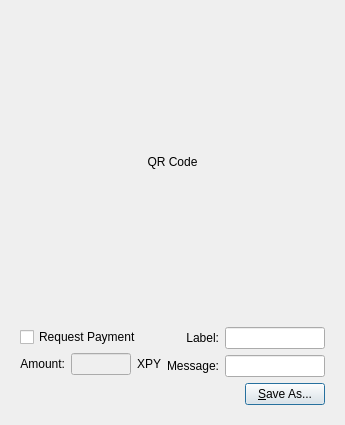
First picture: the form in src/qt/forms/qrcodedialog.ui, repository richardyc/rcoin, before the edit.
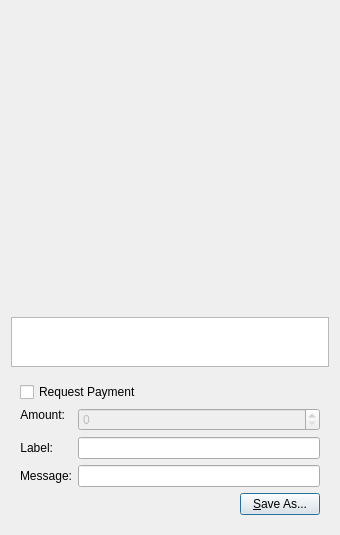
Second picture: the form after the edit. Custom widgets are drawn as their Qt base class.

```diff
--- a/src/qt/forms/qrcodedialog.ui
+++ b/src/qt/forms/qrcodedialog.ui
@@ -6,8 +6,8 @@
    <rect>
     <x>0</x>
     <y>0</y>
-    <width>334</width>
-    <height>425</height>
+    <width>340</width>
+    <height>530</height>
    </rect>
   </property>
   <property name="windowTitle">
@@ -28,8 +28,8 @@
        <height>300</height>
       </size>
      </property>
-     <property name="text">
-      <string>QR Code</string>
+     <property name="textFormat">
+      <enum>Qt::PlainText</enum>
      </property>
      <property name="alignment">
       <set>Qt::AlignCenter</set>
@@ -39,14 +39,32 @@
      </property>
     </widget>
    </item>
+   <item>
+    <widget class="QPlainTextEdit" name="outUri">
+     <property name="sizePolicy">
+      <sizepolicy hsizetype="Expanding" vsizetype="Minimum">
+       <horstretch>0</horstretch>
+       <verstretch>0</verstretch>
+      </sizepolicy>
+     </property>
+     <property name="minimumSize">
+      <size>
+       <width>0</width>
+       <height>50</height>
+      </size>
+     </property>
+     <property name="tabChangesFocus">
+      <bool>true</bool>
+     </property>
+     <property name="textInteractionFlags">
+      <set>Qt::TextSelectableByKeyboard|Qt::TextSelectableByMouse</set>
+     </property>
+    </widget>
+   </item>
    <item>
     <widget class="QWidget" name="widget" native="true">
      <layout class="QVBoxLayout" name="verticalLayout_2">
       <item>
-       <layout class="QHBoxLayout" name="horizontalLayout_2">
-        <item>
-         <layout class="QVBoxLayout" name="verticalLayout">
-          <item>
            <widget class="QCheckBox" name="chkReqPayment">
             <property name="enabled">
              <bool>true</bool>
@@ -57,69 +75,18 @@
            </widget>
           </item>
           <item>
-           <layout class="QHBoxLayout" name="horizontalLayout">
-            <item>
-             <widget class="QLabel" name="lblAmount">
-              <property name="sizePolicy">
-               <sizepolicy hsizetype="Preferred" vsizetype="Maximum">
-                <horstretch>0</horstretch>
-                <verstretch>0</verstretch>
-               </sizepolicy>
-              </property>
-              <property name="text">
-               <string>Amount:</string>
-              </property>
-              <property name="alignment">
-               <set>Qt::AlignRight|Qt::AlignTrailing|Qt::AlignVCenter</set>
-              </property>
-              <property name="buddy">
-               <cstring>lnReqAmount</cstring>
-              </property>
-             </widget>
-            </item>
-            <item>
-             <widget class="QLineEdit" name="lnReqAmount">
-              <property name="enabled">
-               <bool>false</bool>
-              </property>
-              <property name="minimumSize">
-               <size>
-                <width>60</width>
-                <height>0</height>
-               </size>
-              </property>
-              <property name="alignment">
-               <set>Qt::AlignRight|Qt::AlignTrailing|Qt::AlignVCenter</set>
-              </property>
-             </widget>
-            </item>
-            <item>
-             <widget class="QLabel" name="lblBTC">
-              <property name="sizePolicy">
-               <sizepolicy hsizetype="Preferred" vsizetype="Maximum">
-                <horstretch>0</horstretch>
-                <verstretch>0</verstretch>
-               </sizepolicy>
-              </property>
-              <property name="text">
-               <string>XPY</string>
-              </property>
-              <property name="buddy">
-               <cstring>lnReqAmount</cstring>
-              </property>
-             </widget>
-            </item>
-           </layout>
-          </item>
-         </layout>
-        </item>
-        <item>
-         <layout class="QGridLayout" name="gridLayout">
-          <item row="0" column="0">
+       <layout class="QFormLayout" name="formLayout">
+        <property name="fieldGrowthPolicy">
+         <enum>QFormLayout::AllNonFixedFieldsGrow</enum>
+        </property>
+        <item row="1" column="0">
            <widget class="QLabel" name="lblLabel">
             <property name="text">
              <string>Label:</string>
             </property>
+          <property name="textFormat">
+           <enum>Qt::PlainText</enum>
+          </property>
             <property name="alignment">
              <set>Qt::AlignRight|Qt::AlignTrailing|Qt::AlignVCenter</set>
             </property>
@@ -128,21 +95,17 @@
             </property>
            </widget>
           </item>
-          <item row="0" column="1">
-           <widget class="QLineEdit" name="lnLabel">
-            <property name="minimumSize">
-             <size>
-              <width>100</width>
-              <height>0</height>
-             </size>
-            </property>
-           </widget>
-          </item>
-          <item row="1" column="0">
+        <item row="1" column="1">
+         <widget class="QLineEdit" name="lnLabel"/>
+        </item>
+        <item row="2" column="0">
            <widget class="QLabel" name="lblMessage">
             <property name="text">
              <string>Message:</string>
             </property>
+          <property name="textFormat">
+           <enum>Qt::PlainText</enum>
+          </property>
             <property name="alignment">
              <set>Qt::AlignRight|Qt::AlignTrailing|Qt::AlignVCenter</set>
             </property>
@@ -151,11 +114,39 @@
             </property>
            </widget>
           </item>
-          <item row="1" column="1">
-           <widget class="QLineEdit" name="lnMessage">
+        <item row="2" column="1">
+         <widget class="QLineEdit" name="lnMessage"/>
+        </item>
+        <item row="0" column="0">
+         <widget class="QLabel" name="lblAmount">
+          <property name="sizePolicy">
+           <sizepolicy hsizetype="Preferred" vsizetype="Maximum">
+            <horstretch>0</horstretch>
+            <verstretch>0</verstretch>
+           </sizepolicy>
+          </property>
+          <property name="text">
+           <string>Amount:</string>
+          </property>
+          <property name="textFormat">
+           <enum>Qt::PlainText</enum>
+          </property>
+          <property name="alignment">
+           <set>Qt::AlignRight|Qt::AlignTrailing|Qt::AlignVCenter</set>
+          </property>
+          <property name="buddy">
+           <cstring>lnReqAmount</cstring>
+          </property>
+         </widget>
+        </item>
+        <item row="0" column="1">
+         <widget class="BitcoinAmountField" name="lnReqAmount">
+          <property name="enabled">
+           <bool>false</bool>
+          </property>
             <property name="minimumSize">
              <size>
-              <width>100</width>
+            <width>80</width>
               <height>0</height>
              </size>
             </property>
@@ -163,10 +154,8 @@
           </item>
          </layout>
         </item>
-       </layout>
-      </item>
       <item>
-       <layout class="QHBoxLayout" name="horizontalLayout_3">
+       <layout class="QHBoxLayout" name="horizontalLayout">
         <item>
          <spacer name="horizontalSpacer">
           <property name="orientation">
@@ -194,6 +183,13 @@
    </item>
   </layout>
  </widget>
+ <customwidgets>
+  <customwidget>
+   <class>BitcoinAmountField</class>
+   <extends>QSpinBox</extends>
+   <header>bitcoinamountfield.h</header>
+  </customwidget>
+ </customwidgets>
  <resources/>
  <connections>
   <connection>
```
Lines whose indentation alone changed are shown as unchanged.
